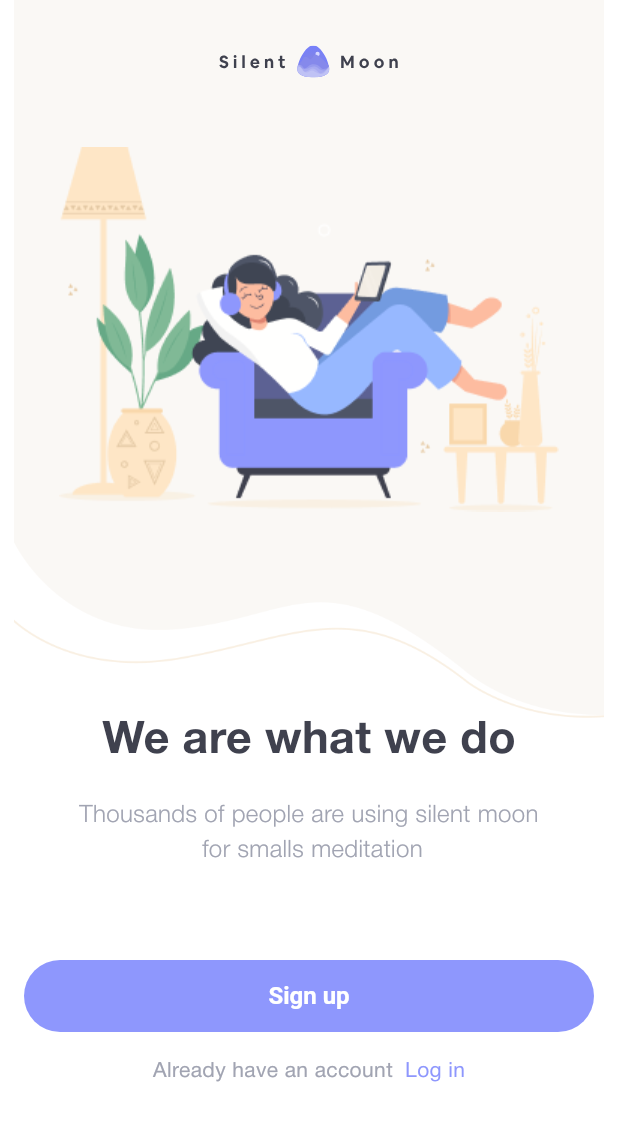
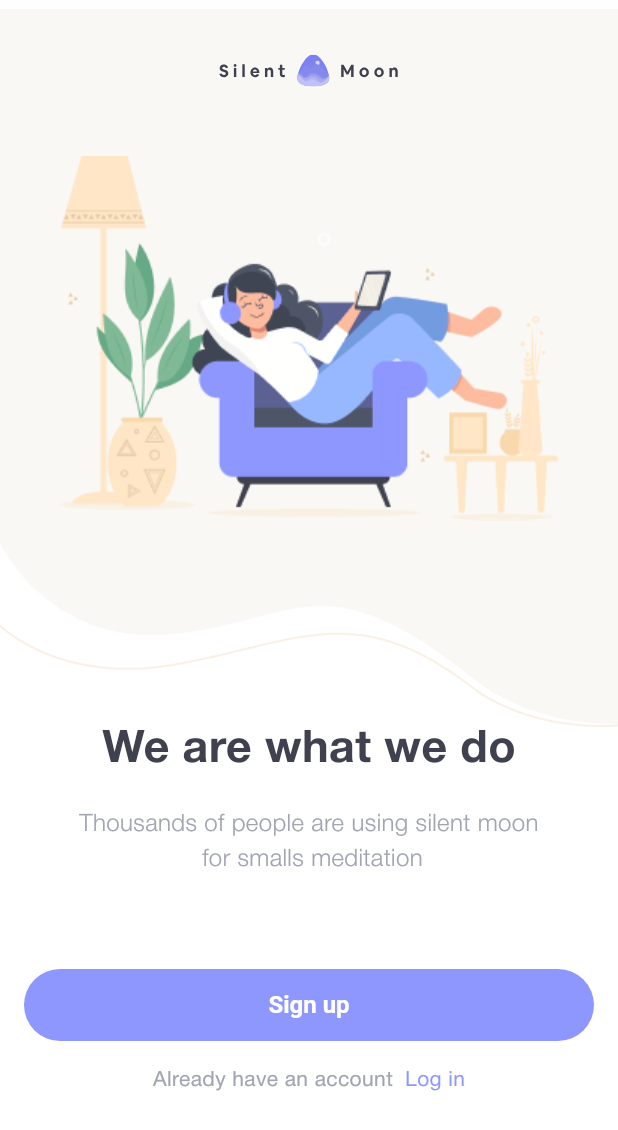
Before and after one commit to Tolutoon/silent_moon, a Flutter app: the screen it shows after launch, on a phone screen of 412 x 824 dp. Shown: the top 1130 px of the screen. Run offline on Flutter 3.47's test engine with Material 3 defaults, Android fonts, the phone set to English and light mode, and no system bars; our stand-ins replace flutter_svg.

Commit message:
in progress

```diff
--- a/lib/core/config/assets/app_images.dart
+++ b/lib/core/config/assets/app_images.dart
@@ -5,4 +5,5 @@ class Appimages {
   static const String onboardingBg = "${basePath}onboardingBg$format";
   static const String silentMoonLogo = "${basePath}silentMoonLogo$format";
   static const String signUpImage = "${basePath}signUpImage$format";
+  static const String backImg = "${basePath}backImg$format";
 }
--- a/lib/presentation/auth/signup.dart
+++ b/lib/presentation/auth/signup.dart
@@ -15,6 +15,10 @@ class SignUpScreen extends StatelessWidget {
     final double height = MediaQuery.of(context).size.height;
 
     return Scaffold(
+      appBar: AppBar(
+        backgroundColor: Colors.white,
+        toolbarHeight: 6,
+      ),
       body: Stack(
         children: [
           //background image
@@ -22,6 +26,7 @@ class SignUpScreen extends StatelessWidget {
             Appimages.onboardingBg,
             width: width,
             height: height,
+            fit: BoxFit.cover,
           ),
           //content overlay
           SingleChildScrollView(
```
Also changed, not shown: lib/presentation/auth/signin.dart (+39 -0 lines), assets/images/backImg.png (added).
